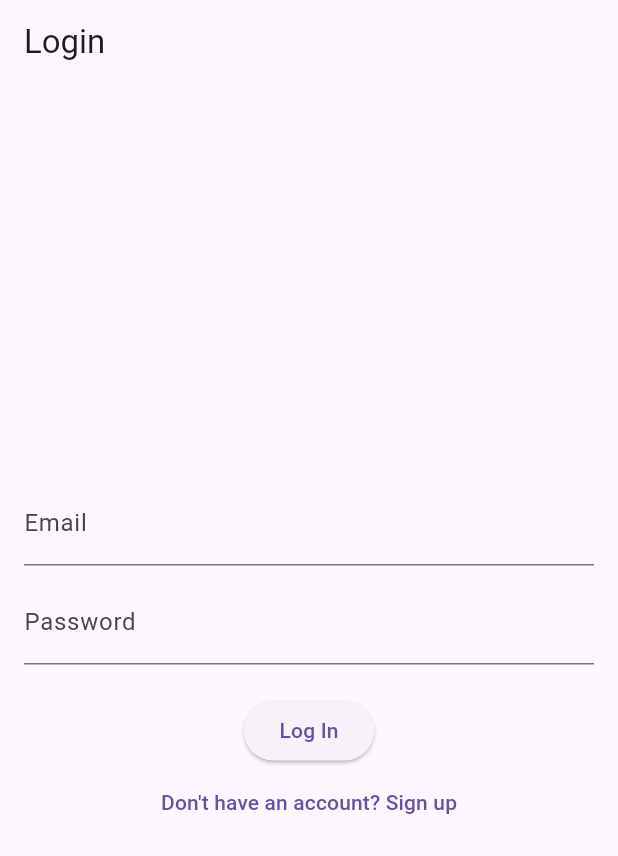
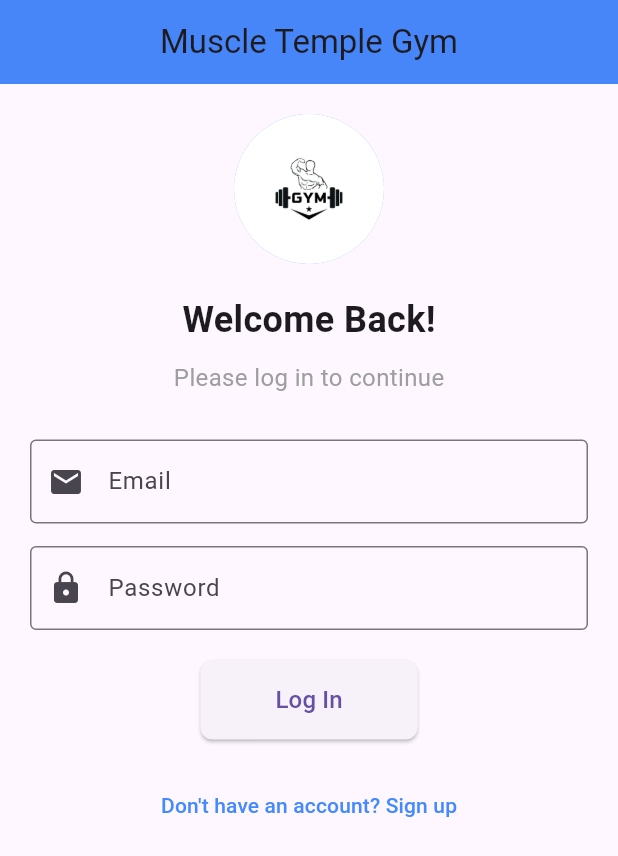
Before and after one commit to YoussefEmad02/Workout-Planner-Application, a Flutter app: the screen it shows after launch, on a phone screen of 412 x 824 dp. Shown: the top 856 px of the screen. Run offline on Flutter 3.47's test engine with Material 3 defaults, Android fonts, the phone set to English and light mode, and no system bars; our stand-ins replace cloud_firestore, firebase_auth, firebase_core; accounts and stored records are empty.

Commit message:
All features done except editing and ui enhancment

```diff
--- a/lib/screens/login_screen.dart
+++ b/lib/screens/login_screen.dart
@@ -18,40 +18,84 @@ class _LoginScreenState extends State<LoginScreen> {
   @override
   Widget build(BuildContext context) {
     return Scaffold(
-      appBar: AppBar(title: Text("Login")),
-      body: Padding(
-        padding: const EdgeInsets.all(16.0),
-        child: Form(
+      appBar: AppBar(
+        title: Text("Muscle Temple Gym"),
+        centerTitle: true,
+        backgroundColor: Colors.blueAccent,
+        elevation: 2,
+      ),
+      body: SingleChildScrollView(
+        child: Padding(
+          padding: const EdgeInsets.all(20.0),
+          child: Column(
+            mainAxisAlignment: MainAxisAlignment.center,
+            children: [
+              // Circular Avatar for Logo
+              CircleAvatar(
+                radius: 50,
+                backgroundImage: AssetImage('assets/logo.jpg'), // Replace with your logo asset path
+                backgroundColor: Colors.blueAccent.shade100,
+              ),
+              SizedBox(height: 20),
+              Text(
+                "Welcome Back!",
+                style: TextStyle(fontSize: 24, fontWeight: FontWeight.bold),
+              ),
+              SizedBox(height: 10),
+              Text(
+                "Please log in to continue",
+                style: TextStyle(fontSize: 16, color: Colors.grey),
+              ),
+              SizedBox(height: 30),
+              Form(
                 key: _formKey,
                 child: Column(
-            mainAxisAlignment: MainAxisAlignment.center,
                   children: [
                     // Email Field
                     TextFormField(
                       controller: _emailController,
-                decoration: InputDecoration(labelText: "Email"),
+                      decoration: InputDecoration(
+                        labelText: "Email",
+                        border: OutlineInputBorder(),
+                        prefixIcon: Icon(Icons.email),
+                      ),
                       validator: Validators.validateEmail,
                     ),
-              SizedBox(height: 10),
+                    SizedBox(height: 15),
                     // Password Field
                     TextFormField(
                       controller: _passwordController,
-                decoration: InputDecoration(labelText: "Password"),
+                      decoration: InputDecoration(
+                        labelText: "Password",
+                        border: OutlineInputBorder(),
+                        prefixIcon: Icon(Icons.lock),
+                      ),
                       obscureText: true,
                       validator: Validators.validatePassword,
                     ),
                     SizedBox(height: 20),
                     // Error Message
                     if (_errorMessage != null) ...[
-                Text(_errorMessage!, style: TextStyle(color: Colors.red)),
+                      Text(
+                        _errorMessage!,
+                        style: TextStyle(color: Colors.red),
+                      ),
                       SizedBox(height: 10),
                     ],
                     // Login Button
                     ElevatedButton(
+                      style: ElevatedButton.styleFrom(
+                        padding: EdgeInsets.symmetric(horizontal: 50, vertical: 15),
+                        shape: RoundedRectangleBorder(
+                          borderRadius: BorderRadius.circular(8),
+                        ),
+                      ),
                       onPressed: () async {
                         if (_formKey.currentState!.validate()) {
-                    String? result = await AuthService()
-                        .login(_emailController.text, _passwordController.text);
+                          String? result = await AuthService().login(
+                            _emailController.text,
+                            _passwordController.text,
+                          );
                           if (result == null) {
                             // Navigate to Workout Plan History Screen
                             Navigator.pushReplacement(
@@ -69,8 +113,12 @@ class _LoginScreenState extends State<LoginScreen> {
                           }
                         }
                       },
-                child: Text("Log In"),
+                      child: Text(
+                        "Log In",
+                        style: TextStyle(fontSize: 16),
                       ),
+                    ),
+                    SizedBox(height: 20),
                     // Navigate to Sign-Up
                     TextButton(
                       onPressed: () {
@@ -79,7 +127,13 @@ class _LoginScreenState extends State<LoginScreen> {
                           MaterialPageRoute(builder: (context) => SignUpScreen()),
                         );
                       },
-                child: Text("Don't have an account? Sign up"),
+                      child: Text(
+                        "Don't have an account? Sign up",
+                        style: TextStyle(color: Colors.blueAccent),
+                      ),
+                    ),
+                  ],
+                ),
               ),
             ],
           ),
--- a/pubspec.yaml
+++ b/pubspec.yaml
@@ -70,9 +70,8 @@ flutter:
   uses-material-design: true
 
   # To add assets to your application, add an assets section, like this:
-  # assets:
-  #   - images/a_dot_burr.jpeg
-  #   - images/a_dot_ham.jpeg
+  assets:
+     - assets/
 
   # An image asset can refer to one or more resolution-specific "variants", see
   # https://flutter.dev/to/resolution-aware-images
```
Also changed, not shown: assets/logo.jpg (added). Lines whose indentation alone changed are shown as unchanged.
